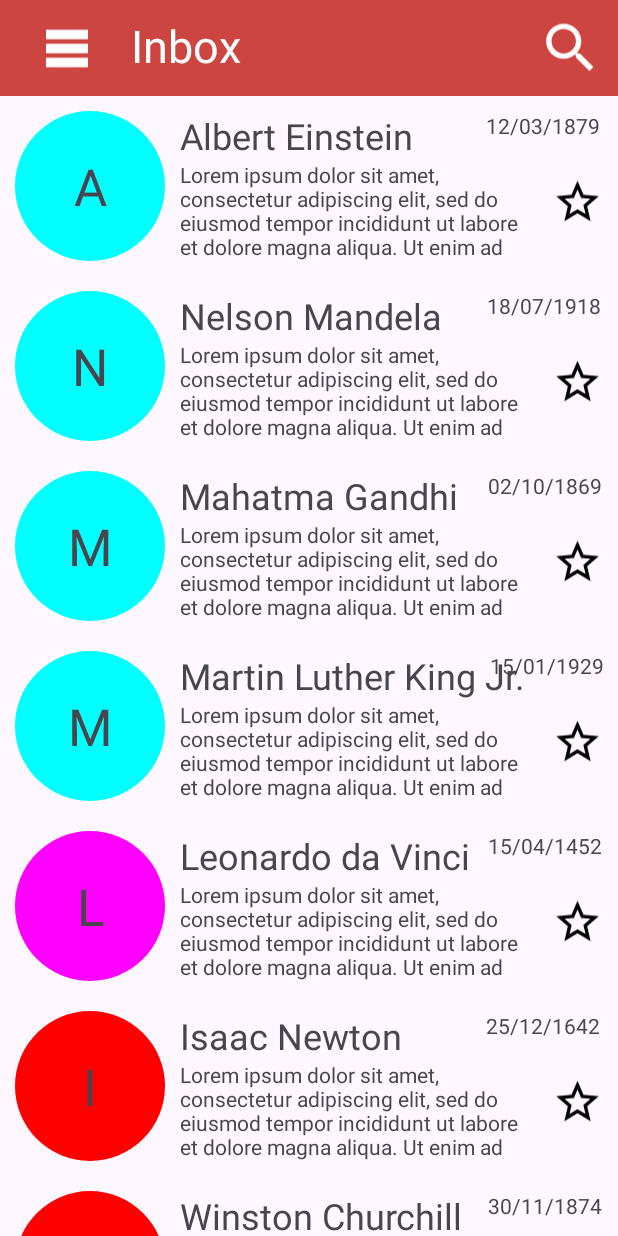
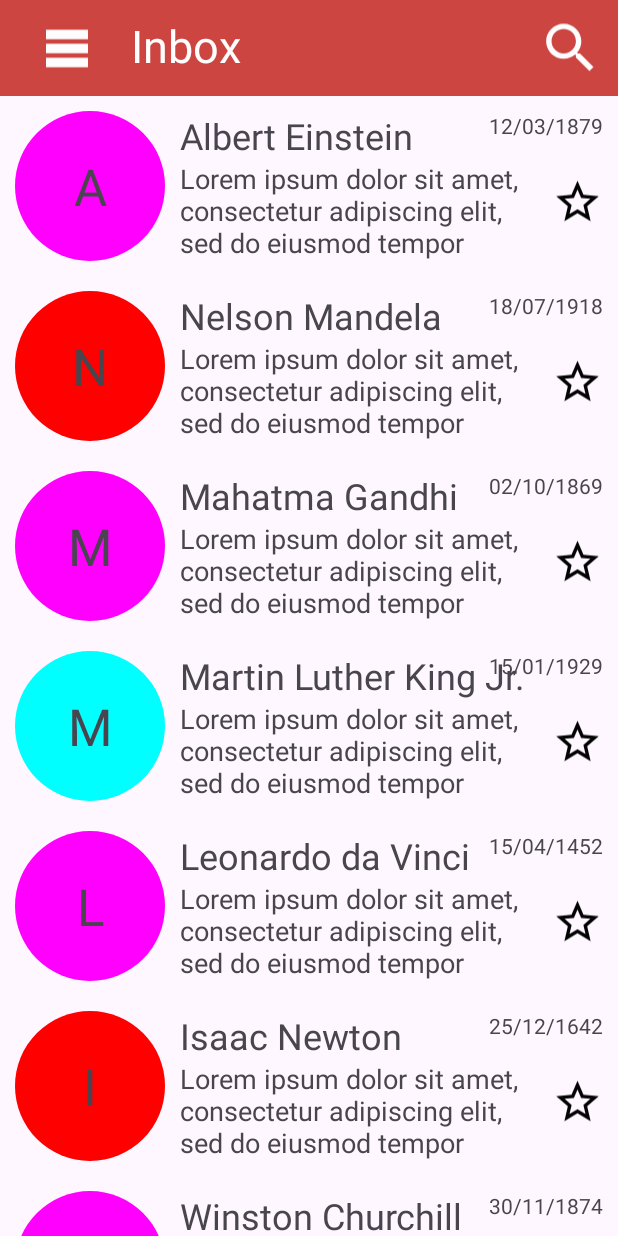
Before and after one commit to vanhao2310/Android-Project, an Android app: the screen it shows after launch (MainActivity), on a phone screen of 412 x 824 dp. Run offline under Robolectric (Android 15) with nearby library versions, the phone set to English and light mode, and no system bars.

Commit message:
fix change corlor

```diff
--- a/Gmail-RecyclerView/app/src/main/java/com/example/gmail/MailAdapter.kt
+++ b/Gmail-RecyclerView/app/src/main/java/com/example/gmail/MailAdapter.kt
@@ -12,6 +12,24 @@ import kotlin.random.Random
 
 class MailAdapter(val mails: List<MailItemModel>, val listener: ItemSelect? = null): RecyclerView.Adapter<MailAdapter.MailViewHolder>() {
 
+    class MailViewHolder(itemView: View, listener: ItemSelect?): RecyclerView.ViewHolder(itemView) {
+        val textAvt: TextView
+        val senderName: TextView
+        val content: TextView
+        val time: TextView
+        var imageCheck: ImageView
+        init {
+            textAvt = itemView.findViewById(R.id.first_name_avt)
+            senderName = itemView.findViewById(R.id.text_sender)
+            content = itemView.findViewById(R.id.text_content)
+            time = itemView.findViewById(R.id.text_time)
+            imageCheck = itemView.findViewById(R.id.image_check)
+            imageCheck.setOnClickListener({
+                listener?.CheckedMail(adapterPosition)
+            })
+        }
+    }
+
     override fun onCreateViewHolder(parent: ViewGroup, viewType: Int): MailViewHolder {
         val itemView = LayoutInflater.from(parent.context).inflate(R.layout.layout_mail_item, parent, false)
         return MailViewHolder(itemView, listener)
@@ -25,45 +43,22 @@ class MailAdapter(val mails: List<MailItemModel>, val listener: ItemSelect? = nu
         holder.senderName.text = mail.name
         holder.content.text = mail.content
         holder.time.text = mail.time
+
         if (mail.isChecked) {
+            //neu duoc chon thi cho sao mau vang
             holder.imageCheck.setImageResource(R.drawable.baseline_star_24)
         } else {
             holder.imageCheck.setImageResource(R.drawable.baseline_star_border_24)
         }
-
+        //lay mau ngau nhien va set hinh tron
+        val colors = listOf(
+            Color.RED, Color.GREEN, Color.YELLOW, Color.CYAN, Color.MAGENTA
+        )
         val shapeDrawable = GradientDrawable().apply {
             shape = GradientDrawable.RECTANGLE
-            setColor(getRandomColor())
+            setColor(colors[mail.colorId])
             cornerRadius = 1000f  // Bán kính lớn để tạo hiệu ứng tròn
         }
         holder.textAvt.background = shapeDrawable
     }
-
-    private fun getRandomColor(): Int {
-        val colors = listOf(
-            Color.RED, Color.BLUE, Color.GREEN, Color.YELLOW, Color.CYAN, Color.MAGENTA
-        )
-        return colors[Random.nextInt(colors.size)]
-    }
-
-    class MailViewHolder(itemView: View, listener: ItemSelect?): RecyclerView.ViewHolder(itemView) {
-        val textAvt: TextView
-        val senderName: TextView
-        val content: TextView
-        val time: TextView
-        var imageCheck: ImageView
-        init {
-            textAvt = itemView.findViewById(R.id.first_name_avt)
-            senderName = itemView.findViewById(R.id.text_sender)
-            content = itemView.findViewById(R.id.text_content)
-            time = itemView.findViewById(R.id.text_time)
-            imageCheck = itemView.findViewById(R.id.image_check)
-
-            imageCheck.setOnClickListener({
-                listener?.CheckedMail(adapterPosition)
-            })
-        }
-    }
-
-
 }
--- a/Gmail-RecyclerView/app/src/main/java/com/example/gmail/MailItemModel.kt
+++ b/Gmail-RecyclerView/app/src/main/java/com/example/gmail/MailItemModel.kt
@@ -1,5 +1,8 @@
 package com.example.gmail
+
+import kotlin.random.Random
 
 data class MailItemModel(val name: String, val time: String, val content: String = "Lorem ipsum dolor sit amet, consectetur adipiscing elit, sed do eiusmod tempor incididunt ut labore et dolore magna aliqua. Ut enim ad minim veniam, quis nostrud exercitation ullamco laboris nisi ut aliquip ex ea commodo consequat. Duis aute irure dolor in reprehenderit in voluptate velit esse cillum dolore eu fugiat nulla pariatur. Excepteur sint occaecat cupidatat non proident, sunt in culpa qui officia deserunt mollit anim id est laborum.") {
     var isChecked: Boolean = false
+    val colorId = Random.nextInt(5)
 }
--- a/Gmail-RecyclerView/app/src/main/java/com/example/gmail/MainActivity.kt
+++ b/Gmail-RecyclerView/app/src/main/java/com/example/gmail/MainActivity.kt
@@ -1,5 +1,6 @@
 package com.example.gmail
 
+import android.annotation.SuppressLint
 import android.os.Bundle
 import androidx.activity.enableEdgeToEdge
 import androidx.appcompat.app.AppCompatActivity
--- a/Gmail-RecyclerView/app/src/main/res/layout/layout_mail_item.xml
+++ b/Gmail-RecyclerView/app/src/main/res/layout/layout_mail_item.xml
@@ -19,9 +19,10 @@
 
     <TextView
         android:id="@+id/text_sender"
-        android:layout_width="wrap_content"
+        android:layout_width="0dp"
         android:layout_height="wrap_content"
         android:paddingLeft="10dp"
+        android:paddingRight="10dp"
         android:text="Sender Name"
         android:textSize="24sp"
         app:layout_constraintStart_toEndOf="@+id/first_name_avt"
@@ -33,6 +34,7 @@
         android:layout_height="0dp"
         android:paddingLeft="10dp"
         android:text="Content"
+        android:textSize="18sp"
         app:layout_constraintBottom_toBottomOf="parent"
         app:layout_constraintEnd_toStartOf="@+id/image_check"
         app:layout_constraintStart_toEndOf="@+id/first_name_avt"
@@ -42,10 +44,8 @@
         android:id="@+id/text_time"
         android:layout_width="wrap_content"
         android:layout_height="wrap_content"
-        android:text="12:30 AM"
+        android:text="01/01/2024"
         app:layout_constraintEnd_toEndOf="parent"
-        app:layout_constraintHorizontal_bias="0.963"
-        app:layout_constraintStart_toEndOf="@+id/text_sender"
         app:layout_constraintTop_toTopOf="parent" />
 
     <ImageView
```
